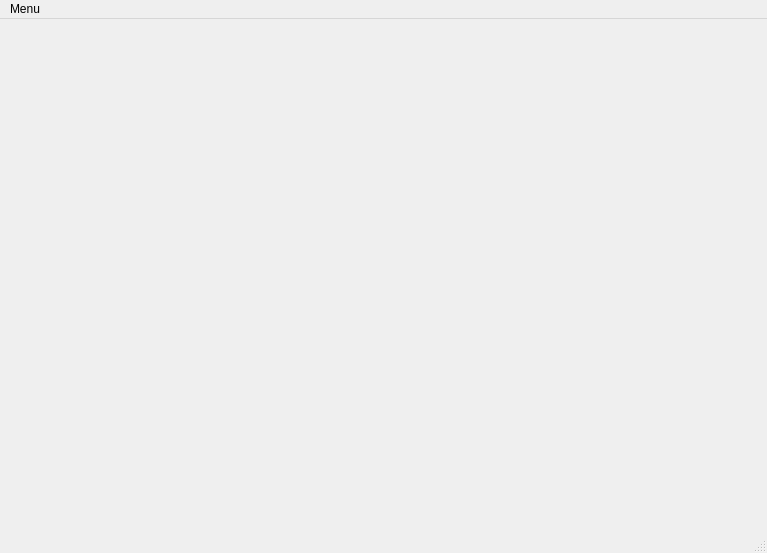
Old version of the form Serveur/serveur.ui in the repository Itrimel/Codenames.
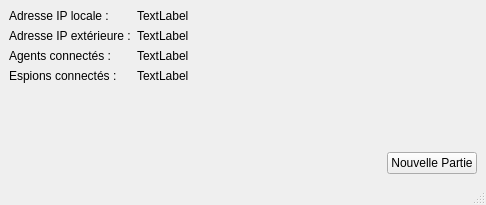
New version of the form.

Commit message: [Serveur] Refonte du serveur

What changed in the file:
```diff
--- a/Serveur/serveur.ui
+++ b/Serveur/serveur.ui
@@ -6,34 +6,110 @@
    <rect>
     <x>0</x>
     <y>0</y>
-    <width>767</width>
-    <height>553</height>
+    <width>486</width>
+    <height>205</height>
    </rect>
   </property>
   <property name="windowTitle">
    <string>Codenames - Espion</string>
   </property>
   <widget class="QWidget" name="centralwidget">
-   <layout class="QGridLayout" name="gridLayout"/>
+   <layout class="QVBoxLayout" name="verticalLayout">
+    <item>
+     <layout class="QFormLayout" name="formLayout">
+      <item row="0" column="0">
+       <widget class="QLabel" name="label">
+        <property name="text">
+         <string>Adresse IP locale :</string>
+        </property>
+       </widget>
+      </item>
+      <item row="0" column="1">
+       <widget class="QLabel" name="label_ip_loc">
+        <property name="text">
+         <string>TextLabel</string>
+        </property>
+       </widget>
+      </item>
+      <item row="1" column="0">
+       <widget class="QLabel" name="label_3">
+        <property name="text">
+         <string>Adresse IP extérieure :</string>
+        </property>
+       </widget>
+      </item>
+      <item row="1" column="1">
+       <widget class="QLabel" name="label_ip_ext">
+        <property name="text">
+         <string>TextLabel</string>
+        </property>
+       </widget>
+      </item>
+      <item row="2" column="0">
+       <widget class="QLabel" name="label_5">
+        <property name="text">
+         <string>Agents connectés :</string>
+        </property>
+       </widget>
+      </item>
+      <item row="2" column="1">
+       <widget class="QLabel" name="label_agents">
+        <property name="text">
+         <string>TextLabel</string>
+        </property>
+       </widget>
+      </item>
+      <item row="3" column="0">
+       <widget class="QLabel" name="label_7">
+        <property name="text">
+         <string>Espions connectés :</string>
+        </property>
+       </widget>
+      </item>
+      <item row="3" column="1">
+       <widget class="QLabel" name="label_espions">
+        <property name="text">
+         <string>TextLabel</string>
+        </property>
+       </widget>
+      </item>
+     </layout>
+    </item>
+    <item>
+     <layout class="QHBoxLayout" name="horizontalLayout">
+      <item>
+       <spacer name="horizontalSpacer">
+        <property name="orientation">
+         <enum>Qt::Horizontal</enum>
+        </property>
+        <property name="sizeHint" stdset="0">
+         <size>
+          <width>40</width>
+          <height>20</height>
+         </size>
+        </property>
+       </spacer>
+      </item>
+      <item>
+       <widget class="QPushButton" name="pushButton">
+        <property name="text">
+         <string>Nouvelle Partie</string>
+        </property>
+       </widget>
+      </item>
+     </layout>
+    </item>
+   </layout>
   </widget>
   <widget class="QMenuBar" name="menubar">
    <property name="geometry">
     <rect>
      <x>0</x>
      <y>0</y>
-     <width>767</width>
+     <width>486</width>
      <height>30</height>
     </rect>
    </property>
-   <widget class="QMenu" name="menuMenu">
-    <property name="title">
-     <string>Menu</string>
-    </property>
-    <addaction name="actionNouvelle_partie"/>
-    <addaction name="actionObtenir_adresse_IP"/>
-    <addaction name="actionObtenir_adresse_IP_globale"/>
-   </widget>
-   <addaction name="menuMenu"/>
   </widget>
   <widget class="QStatusBar" name="statusbar"/>
   <action name="actionNouvelle_partie">
```
The commit also changes 11 other files.
